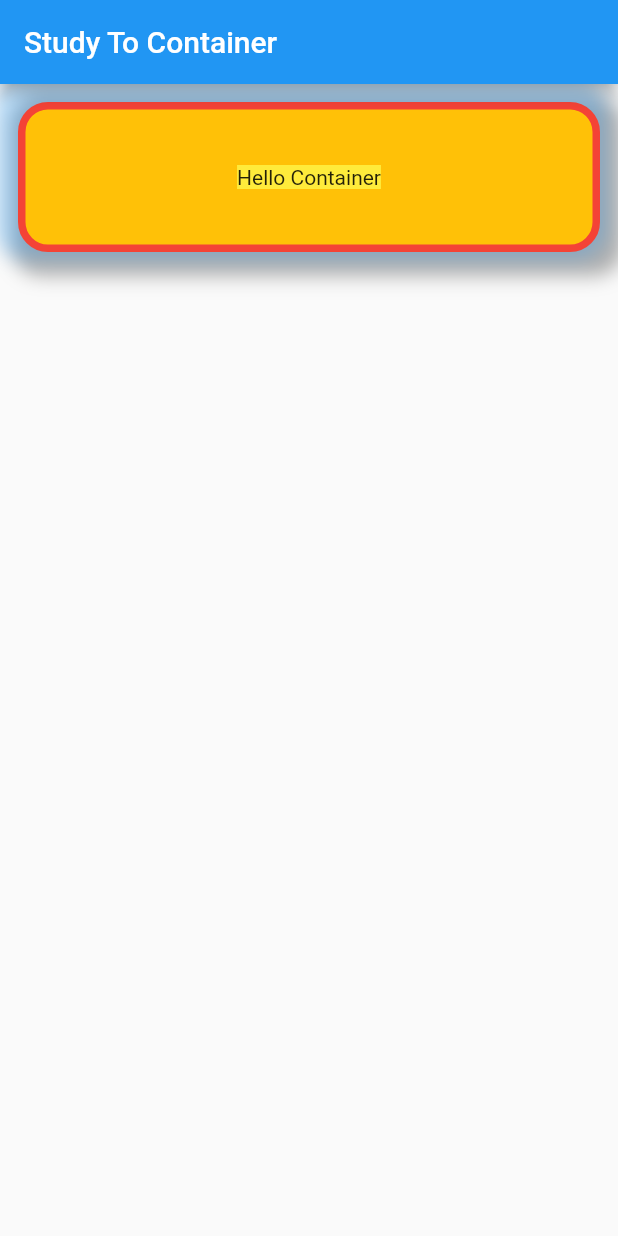
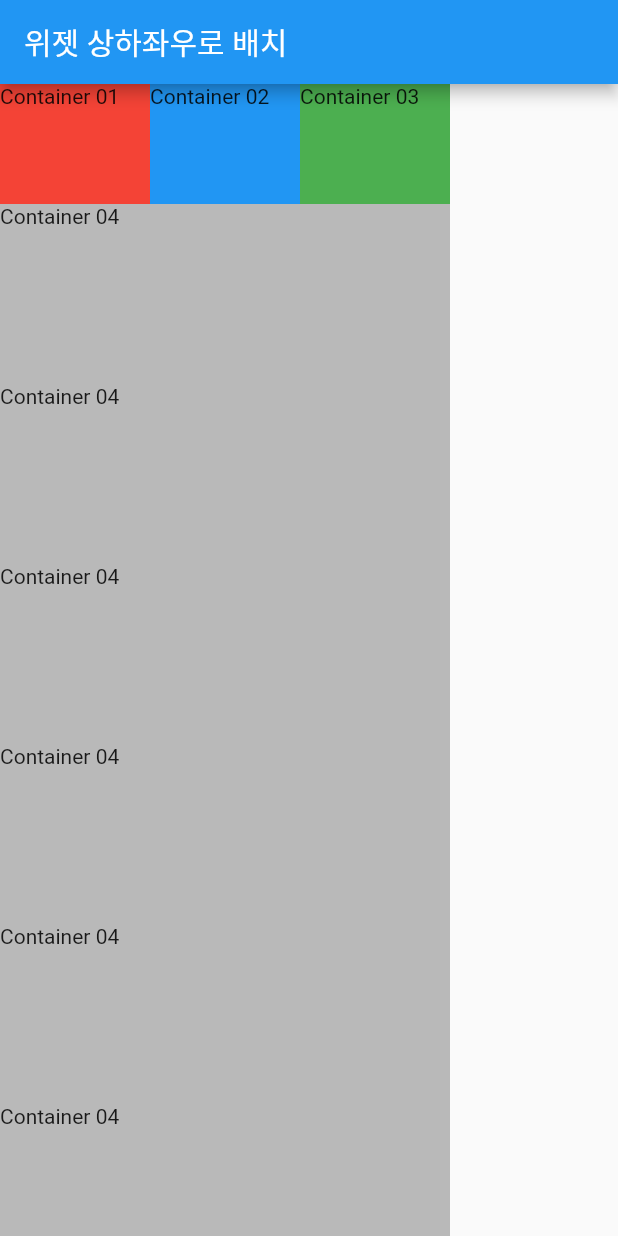
Before and after one commit to khoon9/practice-flutter, a Flutter app: the screen it shows after launch, on a phone screen of 412 x 824 dp. Run offline on Flutter 3.47's test engine with Material 2 defaults, Android fonts, the light colour scheme and no system bars.

Commit message:
feat: add the contents practiced in lectures 05(about flutter layout 01)

```diff
--- a/flutter_project01/lib/main.dart
+++ b/flutter_project01/lib/main.dart
@@ -1,42 +1,99 @@
 import 'package:flutter/material.dart';
 
-void main(){
-  runApp(
-      MaterialApp(
-        home: Scaffold(
-          appBar: AppBar(
-            title: Text("Study To Container"),
-          ),
-          body: CustomContainer(),
-        ),
-
-    )
-  );
+void main() {
+  runApp(MaterialApp(
+    home: Scaffold(
+      appBar: AppBar(
+        title: Text("위젯 상하좌우로 배치"),
+      ),
+      body: Body(),
+    ),
+  ));
 }
 
-class CustomContainer extends StatelessWidget {
-  const CustomContainer({super.key});
+class Body extends StatelessWidget {
+  const Body({super.key});
 
   @override
   Widget build(BuildContext context) {
-    return Container(
-      width: double.infinity,
-      height: 100,
-      // color: Colors.red.shade200,
-      padding: EdgeInsets.fromLTRB(10, 10, 10, 10),
-      margin: EdgeInsets.symmetric(vertical: 12,horizontal: 12),
-      decoration: BoxDecoration(
-        color: Colors.amber,
-        border: Border.all(color: Colors.red, width: 5, style: BorderStyle.solid),
-        borderRadius: BorderRadius.circular(20),
-        boxShadow: [
-          BoxShadow(color: Colors.black.withOpacity(0.3), offset: Offset(6,6), blurRadius: 10, spreadRadius: 10),
-          BoxShadow(color: Colors.blue.withOpacity(0.3), offset: Offset(-6,-6), blurRadius: 10, spreadRadius: 10),
-        ]
-      ),
-      child: Center(child: Container(
-          color: Colors.yellow,
-          child: Text("Hello Container"))),
+    return SingleChildScrollView(
+        scrollDirection: Axis.horizontal,
+        child: Column(
+          mainAxisSize: MainAxisSize.max,
+          mainAxisAlignment: MainAxisAlignment.center,
+          crossAxisAlignment: CrossAxisAlignment.center,
+          children: [
+            Row(
+              mainAxisSize: MainAxisSize.max,
+              mainAxisAlignment: MainAxisAlignment.center,
+              crossAxisAlignment: CrossAxisAlignment.center,
+              children: [
+                Container(
+                  width: 100,
+                  height: 80,
+                  color: Colors.red,
+                  child: Text('Container 01'),
+                ),
+                Container(
+                  width: 100,
+                  height: 80,
+                  color: Colors.blue,
+                  child: Text('Container 02'),
+                ),
+                Container(
+                  width: 100,
+                  height: 80,
+                  color: Colors.green,
+                  child: Text('Container 03'),
+                ),
+              ],
+            ),
+            Container(
+              width: 300,
+              height: 120,
+              color: Colors.black26,
+              child: Text("Container 04"),
+            ),
+            Container(
+              width: 300,
+              height: 120,
+              color: Colors.black26,
+              child: Text("Container 04"),
+            ),
+            Container(
+              width: 300,
+              height: 120,
+              color: Colors.black26,
+              child: Text("Container 04"),
+            ),
+            Container(
+              width: 300,
+              height: 120,
+              color: Colors.black26,
+              child: Text("Container 04"),
+            ),
+            Container(
+              width: 300,
+              height: 120,
+              color: Colors.black26,
+              child: Text("Container 04"),
+            ),
+            Container(
+              width: 300,
+              height: 120,
+              color: Colors.black26,
+              child: Text("Container 04"),
+            ),
+            Container(
+              width: 300,
+              height: 120,
+              color: Colors.black26,
+              child: Text("Container 04"),
+            ),
+
+          ],
+
+        )
     );
   }
 }
```
